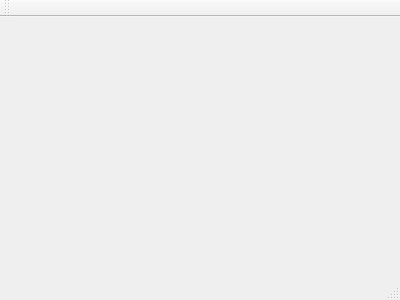
This is mainwindow.ui in XeonL/MiniTaskManager as Qt 5 draws it before an edit. The edited form follows.
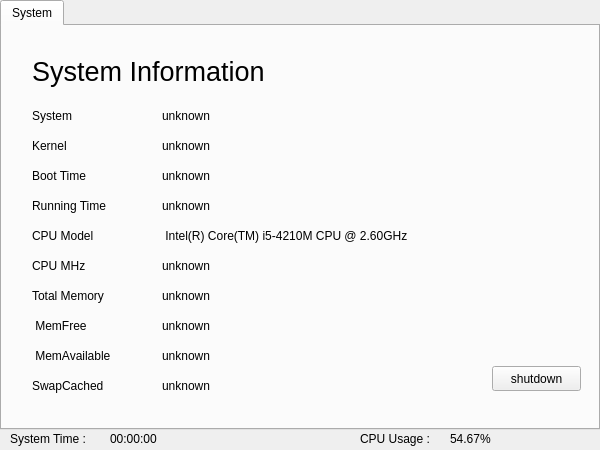
This is the edited form.

Commit message: SystemInfo TabPage

Patch:
```diff
--- a/mainwindow.ui
+++ b/mainwindow.ui
@@ -1,24 +1,415 @@
 <ui version="4.0">
  <class>MainWindow</class>
- <widget class="QMainWindow" name="MainWindow" >
-  <property name="geometry" >
+ <widget class="QMainWindow" name="MainWindow">
+  <property name="geometry">
    <rect>
     <x>0</x>
     <y>0</y>
-    <width>400</width>
-    <height>300</height>
+    <width>600</width>
+    <height>450</height>
    </rect>
   </property>
   <property name="windowTitle" >
    <string>MainWindow</string>
   </property>
-  <widget class="QMenuBar" name="menuBar" />
-  <widget class="QToolBar" name="mainToolBar" />
-  <widget class="QWidget" name="centralWidget" />
-  <widget class="QStatusBar" name="statusBar" />
+  <widget class="QWidget" name="centralWidget">
+   <widget class="QTabWidget" name="tabWidget">
+    <property name="geometry">
+     <rect>
+      <x>0</x>
+      <y>0</y>
+      <width>600</width>
+      <height>430</height>
+     </rect>
+    </property>
+    <property name="currentIndex">
+     <number>0</number>
+    </property>
+    <widget class="QWidget" name="tab_system">
+     <attribute name="title">
+      <string>System</string>
+     </attribute>
+     <widget class="QLabel" name="label">
+      <property name="geometry">
+       <rect>
+        <x>30</x>
+        <y>20</y>
+        <width>241</width>
+        <height>51</height>
+       </rect>
+      </property>
+      <property name="font">
+       <font>
+        <pointsize>20</pointsize>
+       </font>
+      </property>
+      <property name="text">
+       <string>System Information</string>
+      </property>
+     </widget>
+     <widget class="QLabel" name="label_2">
+      <property name="geometry">
+       <rect>
+        <x>30</x>
+        <y>80</y>
+        <width>100</width>
+        <height>20</height>
+       </rect>
+      </property>
+      <property name="text">
+       <string>System</string>
+      </property>
+     </widget>
+     <widget class="QLabel" name="label_3">
+      <property name="geometry">
+       <rect>
+        <x>30</x>
+        <y>110</y>
+        <width>100</width>
+        <height>20</height>
+       </rect>
+      </property>
+      <property name="text">
+       <string>Kernel</string>
+      </property>
+      <property name="alignment">
+       <set>Qt::AlignLeading|Qt::AlignLeft|Qt::AlignVCenter</set>
+      </property>
+     </widget>
+     <widget class="QLabel" name="label_4">
+      <property name="geometry">
+       <rect>
+        <x>30</x>
+        <y>140</y>
+        <width>100</width>
+        <height>20</height>
+       </rect>
+      </property>
+      <property name="text">
+       <string>Boot Time</string>
+      </property>
+      <property name="alignment">
+       <set>Qt::AlignLeading|Qt::AlignLeft|Qt::AlignVCenter</set>
+      </property>
+     </widget>
+     <widget class="QLabel" name="label_5">
+      <property name="geometry">
+       <rect>
+        <x>30</x>
+        <y>170</y>
+        <width>100</width>
+        <height>20</height>
+       </rect>
+      </property>
+      <property name="text">
+       <string>Running Time</string>
+      </property>
+      <property name="alignment">
+       <set>Qt::AlignLeading|Qt::AlignLeft|Qt::AlignVCenter</set>
+      </property>
+     </widget>
+     <widget class="QLabel" name="label_system">
+      <property name="geometry">
+       <rect>
+        <x>160</x>
+        <y>80</y>
+        <width>200</width>
+        <height>20</height>
+       </rect>
+      </property>
+      <property name="text">
+       <string>unknown</string>
+      </property>
+     </widget>
+     <widget class="QLabel" name="label_kernel">
+      <property name="geometry">
+       <rect>
+        <x>160</x>
+        <y>110</y>
+        <width>200</width>
+        <height>20</height>
+       </rect>
+      </property>
+      <property name="text">
+       <string>unknown</string>
+      </property>
+     </widget>
+     <widget class="QLabel" name="label_boot">
+      <property name="geometry">
+       <rect>
+        <x>160</x>
+        <y>140</y>
+        <width>200</width>
+        <height>20</height>
+       </rect>
+      </property>
+      <property name="text">
+       <string>unknown</string>
+      </property>
+     </widget>
+     <widget class="QLabel" name="label_time">
+      <property name="geometry">
+       <rect>
+        <x>160</x>
+        <y>170</y>
+        <width>200</width>
+        <height>20</height>
+       </rect>
+      </property>
+      <property name="text">
+       <string>unknown</string>
+      </property>
+     </widget>
+     <widget class="QLabel" name="label_6">
+      <property name="geometry">
+       <rect>
+        <x>30</x>
+        <y>200</y>
+        <width>100</width>
+        <height>20</height>
+       </rect>
+      </property>
+      <property name="text">
+       <string>CPU Model</string>
+      </property>
+      <property name="alignment">
+       <set>Qt::AlignLeading|Qt::AlignLeft|Qt::AlignVCenter</set>
+      </property>
+     </widget>
+     <widget class="QLabel" name="label_7">
+      <property name="geometry">
+       <rect>
+        <x>30</x>
+        <y>230</y>
+        <width>100</width>
+        <height>20</height>
+       </rect>
+      </property>
+      <property name="text">
+       <string>CPU MHz</string>
+      </property>
+      <property name="alignment">
+       <set>Qt::AlignLeading|Qt::AlignLeft|Qt::AlignVCenter</set>
+      </property>
+     </widget>
+     <widget class="QLabel" name="label_8">
+      <property name="geometry">
+       <rect>
+        <x>30</x>
+        <y>260</y>
+        <width>100</width>
+        <height>20</height>
+       </rect>
+      </property>
+      <property name="text">
+       <string>Total Memory</string>
+      </property>
+      <property name="alignment">
+       <set>Qt::AlignLeading|Qt::AlignLeft|Qt::AlignVCenter</set>
+      </property>
+     </widget>
+     <widget class="QLabel" name="label_9">
+      <property name="geometry">
+       <rect>
+        <x>30</x>
+        <y>290</y>
+        <width>100</width>
+        <height>20</height>
+       </rect>
+      </property>
+      <property name="text">
+       <string> MemFree</string>
+      </property>
+      <property name="alignment">
+       <set>Qt::AlignLeading|Qt::AlignLeft|Qt::AlignVCenter</set>
+      </property>
+     </widget>
+     <widget class="QLabel" name="label_10">
+      <property name="geometry">
+       <rect>
+        <x>30</x>
+        <y>320</y>
+        <width>100</width>
+        <height>20</height>
+       </rect>
+      </property>
+      <property name="text">
+       <string> MemAvailable</string>
+      </property>
+      <property name="alignment">
+       <set>Qt::AlignLeading|Qt::AlignLeft|Qt::AlignVCenter</set>
+      </property>
+     </widget>
+     <widget class="QLabel" name="label_11">
+      <property name="geometry">
+       <rect>
+        <x>30</x>
+        <y>350</y>
+        <width>100</width>
+        <height>20</height>
+       </rect>
+      </property>
+      <property name="text">
+       <string>SwapCached</string>
+      </property>
+      <property name="alignment">
+       <set>Qt::AlignLeading|Qt::AlignLeft|Qt::AlignVCenter</set>
+      </property>
+     </widget>
+     <widget class="QLabel" name="label_memtotal">
+      <property name="geometry">
+       <rect>
+        <x>160</x>
+        <y>260</y>
+        <width>200</width>
+        <height>20</height>
+       </rect>
+      </property>
+      <property name="text">
+       <string>unknown</string>
+      </property>
+     </widget>
+     <widget class="QLabel" name="label_memfree">
+      <property name="geometry">
+       <rect>
+        <x>160</x>
+        <y>290</y>
+        <width>200</width>
+        <height>20</height>
+       </rect>
+      </property>
+      <property name="text">
+       <string>unknown</string>
+      </property>
+     </widget>
+     <widget class="QLabel" name="label_memavailable">
+      <property name="geometry">
+       <rect>
+        <x>160</x>
+        <y>320</y>
+        <width>200</width>
+        <height>20</height>
+       </rect>
+      </property>
+      <property name="text">
+       <string>unknown</string>
+      </property>
+     </widget>
+     <widget class="QLabel" name="label_swapcached">
+      <property name="geometry">
+       <rect>
+        <x>160</x>
+        <y>350</y>
+        <width>200</width>
+        <height>20</height>
+       </rect>
+      </property>
+      <property name="text">
+       <string>unknown</string>
+      </property>
+     </widget>
+     <widget class="QLabel" name="label_cpumodel">
+      <property name="geometry">
+       <rect>
+        <x>160</x>
+        <y>200</y>
+        <width>300</width>
+        <height>20</height>
+       </rect>
+      </property>
+      <property name="text">
+       <string> Intel(R) Core(TM) i5-4210M CPU @ 2.60GHz</string>
+      </property>
+      <property name="alignment">
+       <set>Qt::AlignLeading|Qt::AlignLeft|Qt::AlignVCenter</set>
+      </property>
+     </widget>
+     <widget class="QLabel" name="label_cpumhz">
+      <property name="geometry">
+       <rect>
+        <x>160</x>
+        <y>230</y>
+        <width>200</width>
+        <height>20</height>
+       </rect>
+      </property>
+      <property name="text">
+       <string>unknown</string>
+      </property>
+      <property name="alignment">
+       <set>Qt::AlignLeading|Qt::AlignLeft|Qt::AlignVCenter</set>
+      </property>
+     </widget>
+     <widget class="QPushButton" name="pushButton_shutdown">
+      <property name="geometry">
+       <rect>
+        <x>490</x>
+        <y>340</y>
+        <width>89</width>
+        <height>25</height>
+       </rect>
+      </property>
+      <property name="text">
+       <string>shutdown</string>
+      </property>
+     </widget>
+    </widget>
+   </widget>
+   <widget class="QLabel" name="label_12">
+    <property name="geometry">
+     <rect>
+      <x>10</x>
+      <y>430</y>
+      <width>100</width>
+      <height>17</height>
+     </rect>
+    </property>
+    <property name="text">
+     <string>System Time :</string>
+    </property>
+   </widget>
+   <widget class="QLabel" name="label_SysTime">
+    <property name="geometry">
+     <rect>
+      <x>110</x>
+      <y>430</y>
+      <width>200</width>
+      <height>17</height>
+     </rect>
+    </property>
+    <property name="text">
+     <string>00:00:00</string>
+    </property>
+   </widget>
+   <widget class="QLabel" name="label_13">
+    <property name="geometry">
+     <rect>
+      <x>360</x>
+      <y>430</y>
+      <width>85</width>
+      <height>17</height>
+     </rect>
+    </property>
+    <property name="text">
+     <string>CPU Usage :</string>
+    </property>
+   </widget>
+   <widget class="QLabel" name="label_cpuusage">
+    <property name="geometry">
+     <rect>
+      <x>450</x>
+      <y>430</y>
+      <width>85</width>
+      <height>17</height>
+     </rect>
+    </property>
+    <property name="text">
+     <string>54.67%</string>
+    </property>
+   </widget>
+  </widget>
  </widget>
- <layoutDefault spacing="6" margin="11" />
- <pixmapfunction></pixmapfunction>
+ <layoutdefault spacing="6" margin="11"/>
  <resources/>
  <connections/>
 </ui>
```
Left out of the diff: 3 changed lines with no effect on the pictures. The commit also changes 2 other files.
